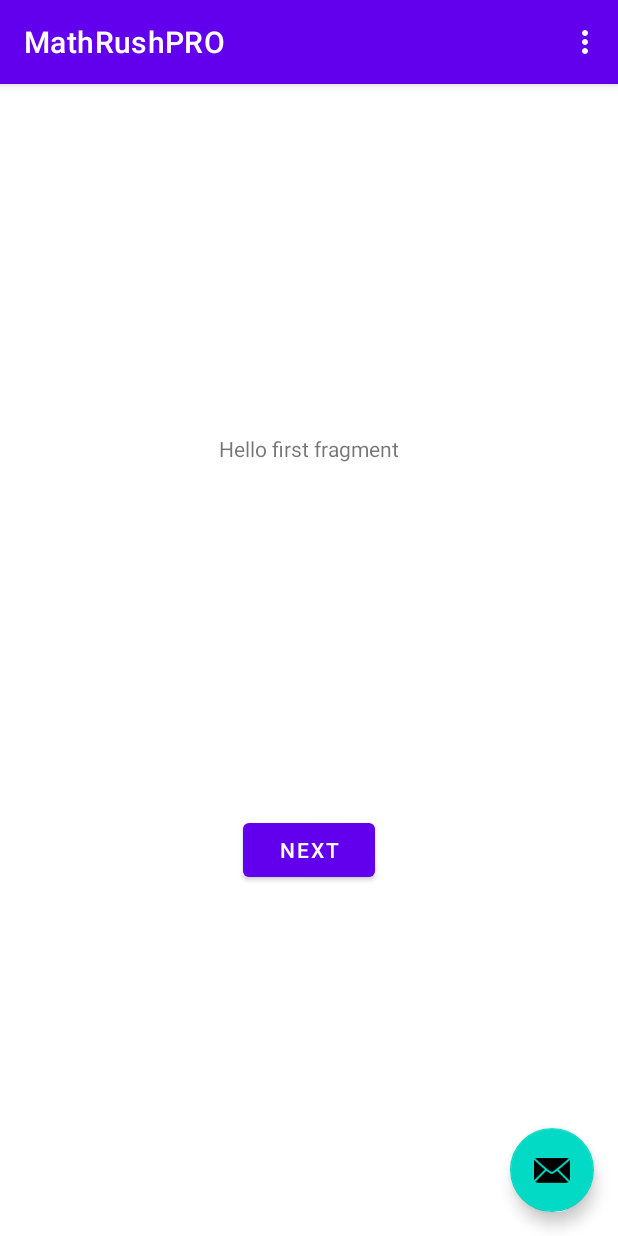
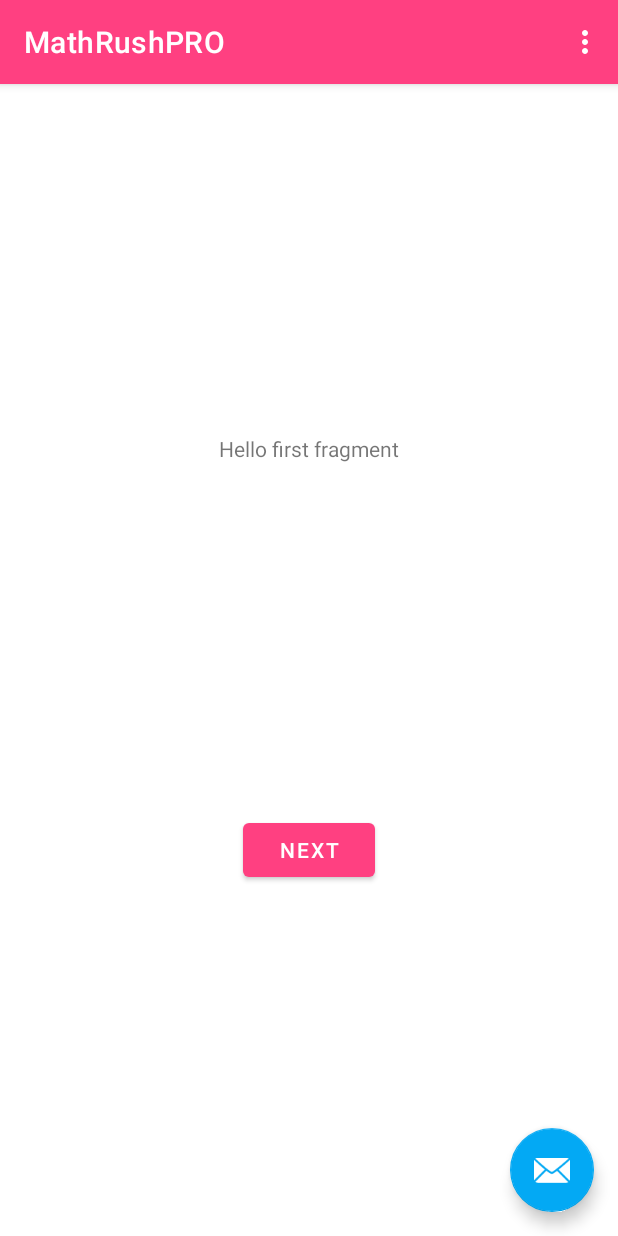
Before and after one commit to rodrigocrz/MathRushPRO, an Android app: the screen it shows after launch (MainActivity), on a phone screen of 412 x 824 dp. Run offline under Robolectric (Android 15) with nearby library versions, the phone set to English and light mode, and no system bars.

Commit message:
Colores de temas modificados

```diff
--- a/app/src/main/res/values-night/themes.xml
+++ b/app/src/main/res/values-night/themes.xml
@@ -2,15 +2,24 @@
     <!-- Base application theme. -->
     <style name="Theme.MathRushPRO" parent="Theme.MaterialComponents.DayNight.DarkActionBar">
         <!-- Primary brand color. -->
-        <item name="colorPrimary">@color/purple_200</item>
-        <item name="colorPrimaryVariant">@color/purple_700</item>
-        <item name="colorOnPrimary">@color/black</item>
+        <item name="colorPrimary">@color/rosa</item>
+        <item name="colorPrimaryVariant">@color/azulClaro</item>
+        <item name="colorOnPrimary">@color/blanco</item>
         <!-- Secondary brand color. -->
-        <item name="colorSecondary">@color/teal_200</item>
-        <item name="colorSecondaryVariant">@color/teal_200</item>
-        <item name="colorOnSecondary">@color/black</item>
+        <item name="colorSecondary">@color/azulClaro</item>
+        <item name="colorSecondaryVariant">@color/azulOscuro</item>
+        <item name="colorOnSecondary">@color/blanco</item>
         <!-- Status bar color. -->
-        <item name="android:statusBarColor" tools:targetApi="l">?attr/colorPrimaryVariant</item>
+        <item name="android:statusBarColor" tools:targetApi="l">?attr/colorPrimary</item>
         <!-- Customize your theme here. -->
     </style>
+
+    <style name="Theme.MathRushPRO.NoActionBar">
+        <item name="windowActionBar">false</item>
+        <item name="windowNoTitle">true</item>
+    </style>
+
+    <style name="Theme.MathRushPRO.AppBarOverlay" parent="ThemeOverlay.AppCompat.Dark.ActionBar" />
+
+    <style name="Theme.MathRushPRO.PopupOverlay" parent="ThemeOverlay.AppCompat.Light" />
 </resources>
--- a/app/src/main/res/values/colors.xml
+++ b/app/src/main/res/values/colors.xml
@@ -1,10 +1,11 @@
 <?xml version="1.0" encoding="utf-8"?>
 <resources>
-    <color name="purple_200">#FFBB86FC</color>
-    <color name="purple_500">#FF6200EE</color>
-    <color name="purple_700">#FF3700B3</color>
-    <color name="teal_200">#FF03DAC5</color>
-    <color name="teal_700">#FF018786</color>
-    <color name="black">#FF000000</color>
-    <color name="white">#FFFFFFFF</color>
+    <color name="azulClaro">#03A9F4</color>
+    <color name="azulOscuro">#0288D1</color>
+    <color name="azulClarisimo">#B3E5FC</color>
+    <color name="rosa">#FF4081</color>
+    <color name="oscuro">#212121</color>
+    <color name="gris">#757575</color>
+    <color name="blanco">#FFFFFF</color>
+    <color name="grisClaro">#BDBDBD</color>
 </resources>
--- a/app/src/main/res/values/themes.xml
+++ b/app/src/main/res/values/themes.xml
@@ -2,15 +2,15 @@
     <!-- Base application theme. -->
     <style name="Theme.MathRushPRO" parent="Theme.MaterialComponents.DayNight.DarkActionBar">
         <!-- Primary brand color. -->
-        <item name="colorPrimary">@color/purple_500</item>
-        <item name="colorPrimaryVariant">@color/purple_700</item>
-        <item name="colorOnPrimary">@color/white</item>
+        <item name="colorPrimary">@color/rosa</item>
+        <item name="colorPrimaryVariant">@color/azulClaro</item>
+        <item name="colorOnPrimary">@color/blanco</item>
         <!-- Secondary brand color. -->
-        <item name="colorSecondary">@color/teal_200</item>
-        <item name="colorSecondaryVariant">@color/teal_700</item>
-        <item name="colorOnSecondary">@color/black</item>
+        <item name="colorSecondary">@color/azulClaro</item>
+        <item name="colorSecondaryVariant">@color/azulOscuro</item>
+        <item name="colorOnSecondary">@color/blanco</item>
         <!-- Status bar color. -->
-        <item name="android:statusBarColor" tools:targetApi="l">?attr/colorPrimaryVariant</item>
+        <item name="android:statusBarColor" tools:targetApi="l">?attr/colorPrimary</item>
         <!-- Customize your theme here. -->
     </style>
 
```
